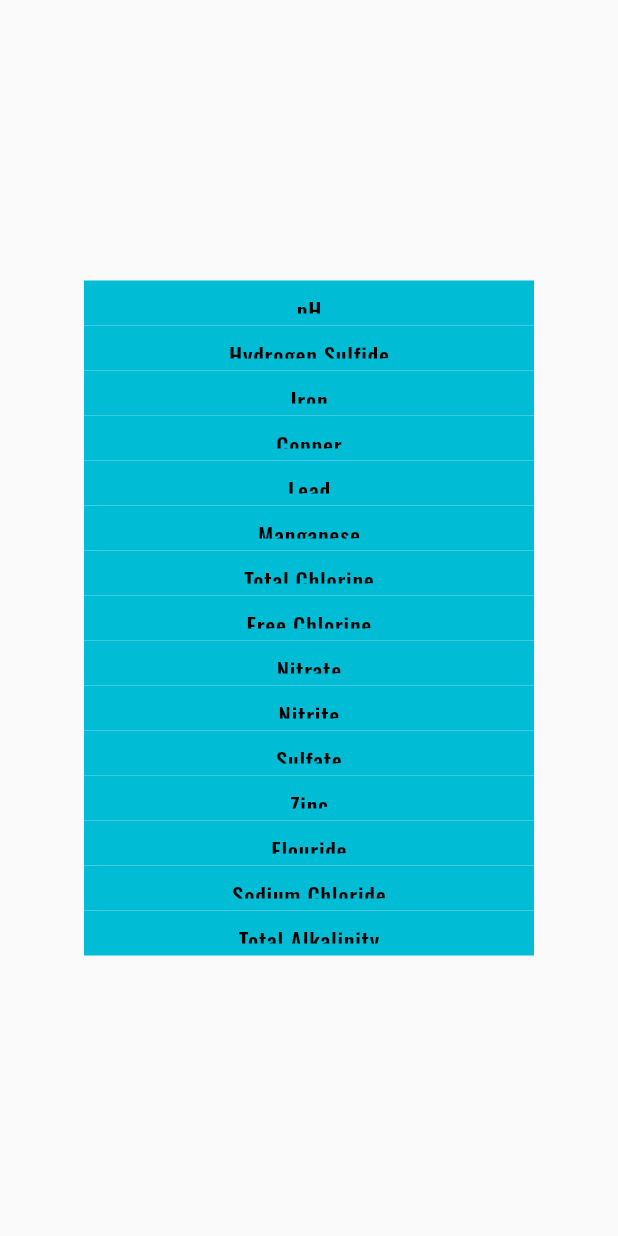
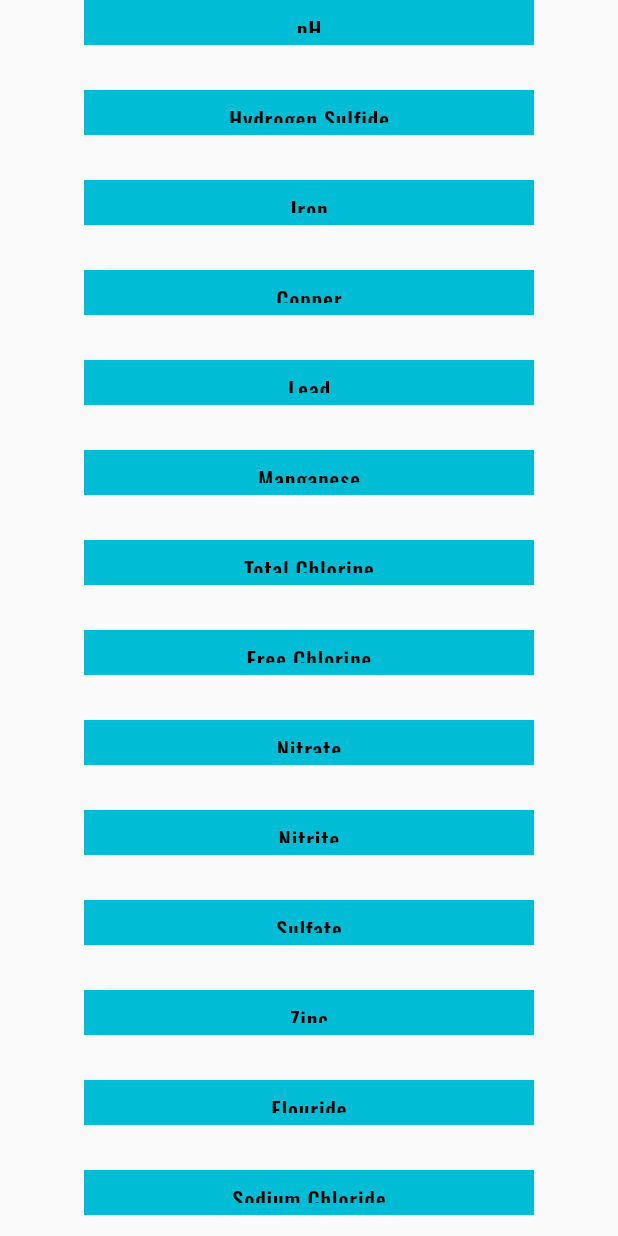
Before and after one commit to garrettcollier/WaterQualityTester, a Flutter app: the EPAStandards screen opened directly, on a phone screen of 412 x 824 dp. Run offline on Flutter 3.47's test engine with Material 2 defaults, Android fonts, the phone set to English and light mode, and no system bars; our stand-ins replace camera, cloud_firestore, firebase_auth, firebase_core, geolocator, google_fonts and 1 more; accounts and stored records are empty; network calls fail; statements that could not run were skipped.

Commit message:
Added spacers on epa page

```diff
--- a/water_quality_app/lib/epa_standards.dart
+++ b/water_quality_app/lib/epa_standards.dart
@@ -43,6 +43,10 @@ class EPAStandards extends StatelessWidget {
               Container(
                 width: 300,
                 height: 30,
+                ),
+              Container(
+                width: 300,
+                height: 30,
                 color: Colors.cyan,
                 child: TextButton(
                     onPressed: () {
@@ -59,6 +63,10 @@ class EPAStandards extends StatelessWidget {
                     },
                     child: Text("Hydrogen Sulfide", style: textstyle1,)),
               ),
+              Container(
+                width: 300,
+                height: 30,
+                ),
               Container(
                 width: 300,
                 height: 30,
@@ -81,6 +89,10 @@ class EPAStandards extends StatelessWidget {
               Container(
                 width: 300,
                 height: 30,
+                ),
+              Container(
+                width: 300,
+                height: 30,
                 color: Colors.cyan,
                 child: TextButton(
                     onPressed: () {
@@ -97,6 +109,10 @@ class EPAStandards extends StatelessWidget {
                     },
                     child: Text("Copper", style: textstyle1,)),
               ),
+              Container(
+                width: 300,
+                height: 30,
+                ),
               Container(
                 width: 300,
                 height: 30,
@@ -119,6 +135,10 @@ class EPAStandards extends StatelessWidget {
               Container(
                 width: 300,
                 height: 30,
+                ),
+              Container(
+                width: 300,
+                height: 30,
                 color: Colors.cyan,
                 child: TextButton(
                     onPressed: () {
@@ -135,6 +155,10 @@ class EPAStandards extends StatelessWidget {
                     },
                     child: Text("Manganese", style: textstyle1,)),
               ),
+              Container(
+                width: 300,
+                height: 30,
+                ),
               Container(
                 width: 300,
                 height: 30,
@@ -157,6 +181,10 @@ class EPAStandards extends StatelessWidget {
               Container(
                 width: 300,
                 height: 30,
+                ),
+              Container(
+                width: 300,
+                height: 30,
                 color: Colors.cyan,
                 child: TextButton(
                     onPressed: () {
@@ -173,6 +201,10 @@ class EPAStandards extends StatelessWidget {
                     },
                     child: Text("Free Chlorine", style: textstyle1,)),
               ),
+              Container(
+                width: 300,
+                height: 30,
+                ),
               Container(
                 width: 300,
                 height: 30,
@@ -195,6 +227,10 @@ class EPAStandards extends StatelessWidget {
               Container(
                 width: 300,
                 height: 30,
+                ),
+              Container(
+                width: 300,
+                height: 30,
                 color: Colors.cyan,
                 child: TextButton(
                     onPressed: () {
@@ -211,6 +247,10 @@ class EPAStandards extends StatelessWidget {
                     },
                     child: Text("Nitrite", style: textstyle1,)),
               ),
+              Container(
+                width: 300,
+                height: 30,
+                ),
               Container(
                 width: 300,
                 height: 30,
@@ -233,6 +273,10 @@ class EPAStandards extends StatelessWidget {
               Container(
                 width: 300,
                 height: 30,
+                ),
+              Container(
+                width: 300,
+                height: 30,
                 color: Colors.cyan,
                 child: TextButton(
                     onPressed: () {
@@ -249,6 +293,10 @@ class EPAStandards extends StatelessWidget {
                     },
                     child: Text("Zinc", style: textstyle1,)),
               ),
+              Container(
+                width: 300,
+                height: 30,
+                ),
               Container(
                 width: 300,
                 height: 30,
@@ -271,6 +319,10 @@ class EPAStandards extends StatelessWidget {
               Container(
                 width: 300,
                 height: 30,
+                ),
+              Container(
+                width: 300,
+                height: 30,
                 color: Colors.cyan,
                 child: TextButton(
                     onPressed: () {
@@ -287,6 +339,10 @@ class EPAStandards extends StatelessWidget {
                     },
                     child: Text("Sodium Chloride", style: textstyle1,)),
               ),
+              Container(
+                width: 300,
+                height: 30,
+                ),
               Container(
                 width: 300,
                 height: 30,
```
